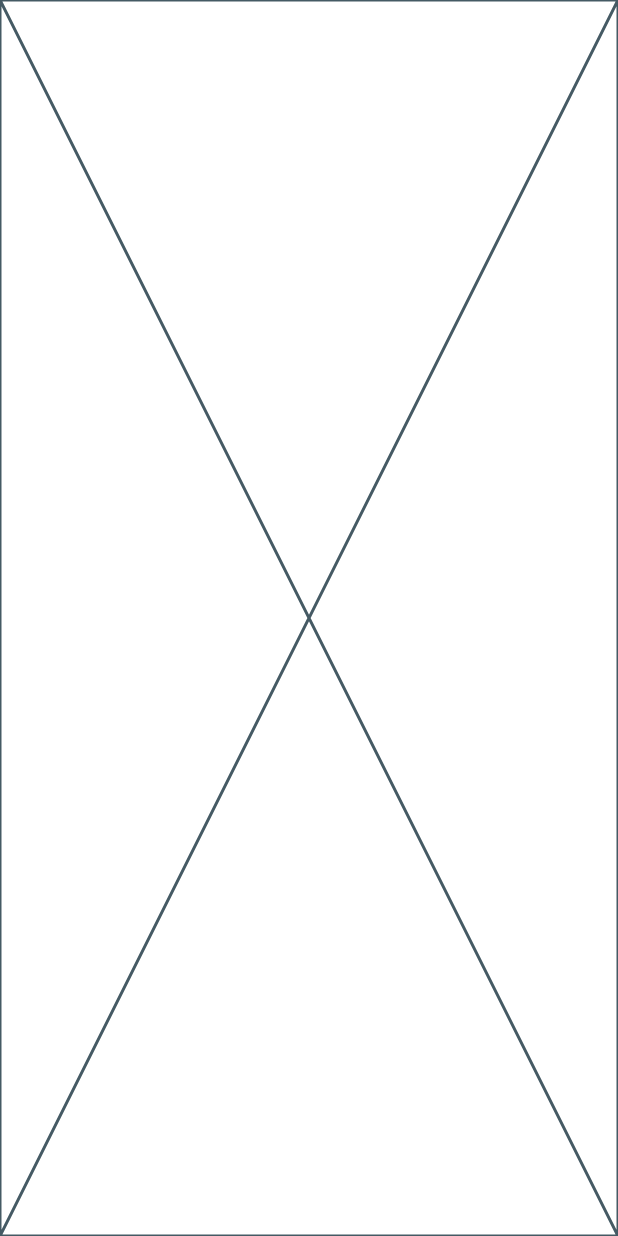
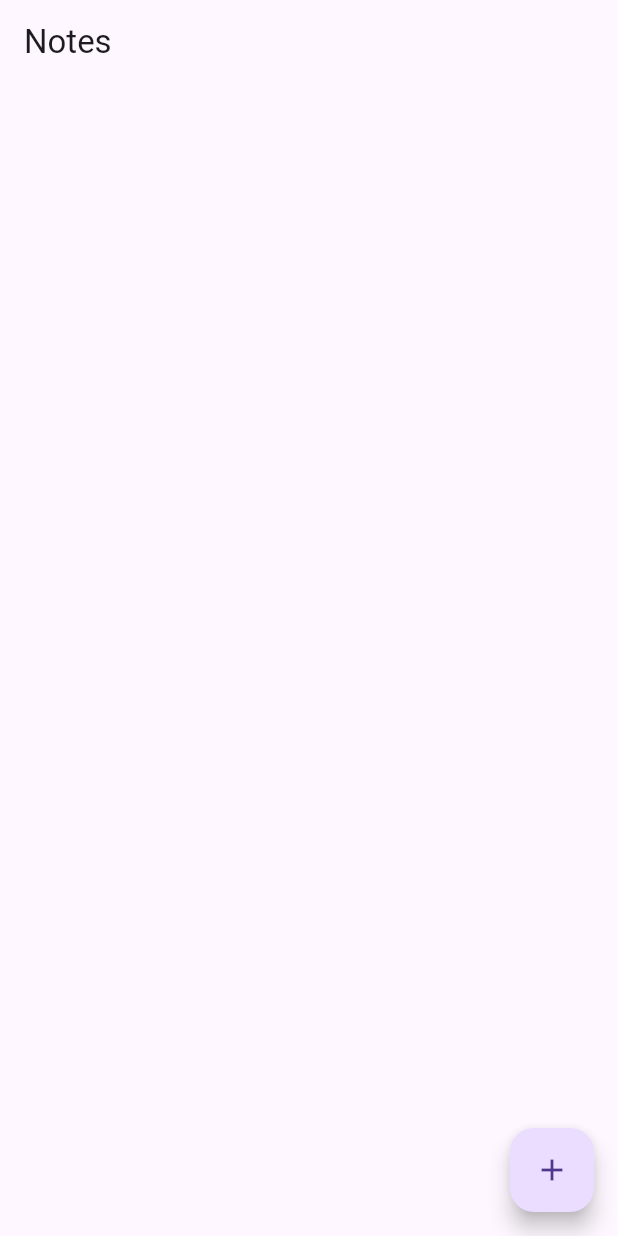
Before and after one commit to ZakyTm/Note_app, a Flutter app: the screen it shows after launch, on a phone screen of 412 x 824 dp. Run offline on Flutter 3.47's test engine with Material 3 defaults, Android fonts, the phone set to English and light mode, and no system bars; our stand-ins replace isar; accounts and stored records are empty; generated files the repository leaves out were written again.

Commit message:
Refactor NotesPage to use StatefulWidget and add createNote functionality

```diff
--- a/lib/pages/notes_page.dart
+++ b/lib/pages/notes_page.dart
@@ -1,10 +1,46 @@
 import 'package:flutter/material.dart';
 
-class NotesPage extends StatelessWidget {
+class NotesPage extends StatefulWidget {
   const NotesPage({super.key});
 
   @override
+  State<NotesPage> createState() => _NotesPageState();
+}
+
+class _NotesPageState extends State<NotesPage> {
+  //text controller to access what the user typed
+  final textController = TextEditingController();
+
+  //create a note
+  void createNote() {
+    showDialog(
+      context: context,
+      builder: (context) => AlertDialog(
+        content: TextField(
+          controller: textController,
+        ),
+        actions: [
+           // create a button
+
+        ],
+      ),
+    );
+  }
+  // read Notes
+
+  // Update a note
+
+  //delete a note
+  @override
   Widget build(BuildContext context) {
-    return const Placeholder();
+    return Scaffold(
+      appBar: AppBar(
+        title: const Text('Notes'),
+      ),
+      floatingActionButton: FloatingActionButton(
+        onPressed: createNote,
+        child: const Icon(Icons.add),
+      ),
+    );
   }
 }
```
